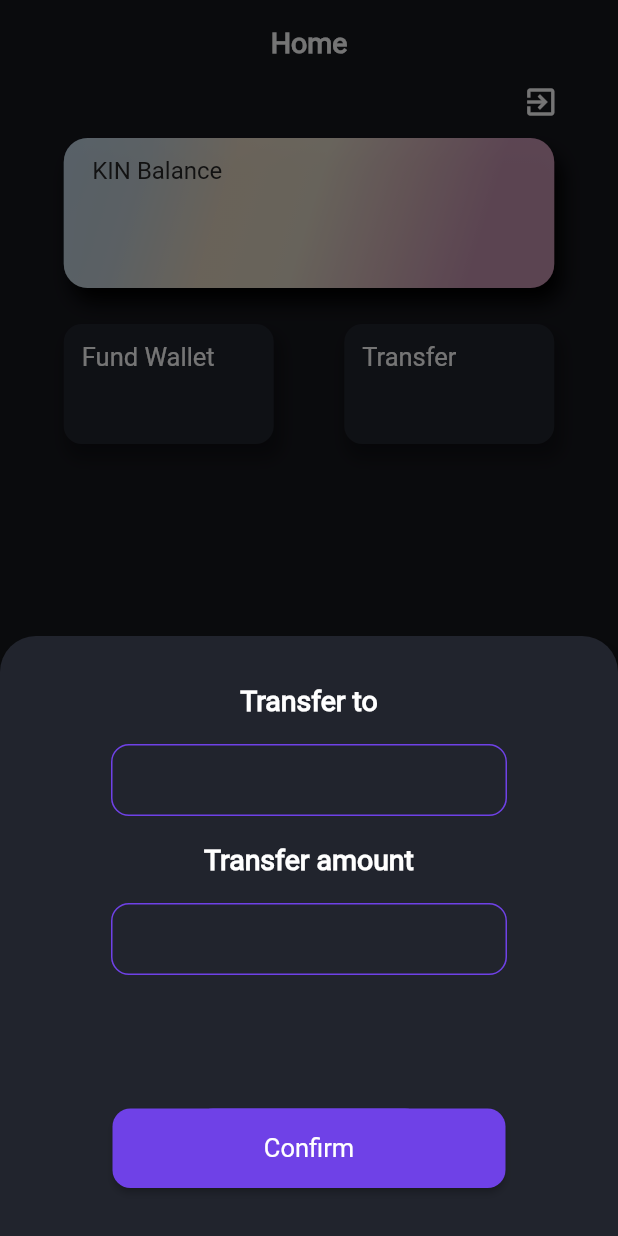
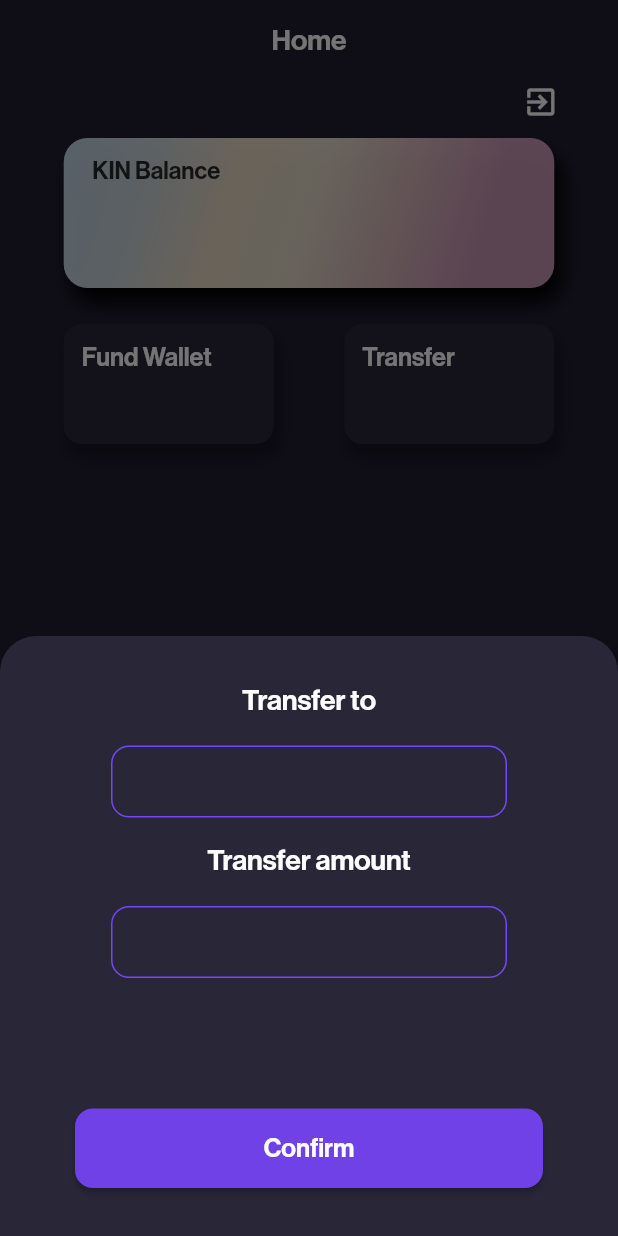
Before and after one commit to kin-starters/kinetic-flutter-wallet, a Flutter app: the MyHomePage screen opened by its route, after a tap on "Transfer", on a phone screen of 412 x 824 dp. Run offline on Flutter 3.47's test engine with Material 2 defaults, Android fonts, the phone set to English and light mode, and no system bars; our stand-ins replace flutter_svg, shared_preferences; missing offline and left inert: kinetic; accounts and stored records are empty.

Commit message:
updated ui to the new branding

```diff
--- a/lib/constants.dart
+++ b/lib/constants.dart
@@ -1,8 +1,8 @@
 import 'package:flutter/material.dart';
 
-const Color kBcgrndColor = Color(0xff16171D);
-const Color kPurpleKin = Color(0xff6F41E7);
-const Color kGrey = Color(0xff21242D);
+const Color kBcgrndColor = Color(0xff211d30);
+const Color kPurpleKin = Color(0xff7546f6);
+const Color kGrey = Color(0xff292638);
 const Color kLighGrey = Color(0xffA7AEBF);
 const Color kDarkGrey = Color(0xff272727);
 showLoadingDialog(BuildContext context) {
@@ -139,7 +139,7 @@ showModalButtom(
                   ...widgets!,
                   const Spacer(),
                   SizedBox(
-                    width: MediaQuery.of(context).size.width - 150,
+                    width: MediaQuery.of(context).size.width - 100,
                     height: 53,
                     child: ElevatedButton(
                       style: OutlinedButton.styleFrom(
@@ -149,14 +149,6 @@ showModalButtom(
                       onPressed: () async {
                         callback();
                       },
-                      child: Container(
-                        width: 152,
-                        height: 53,
-                        decoration: const BoxDecoration(
-                            color: kPurpleKin,
-                            //  border: Border.all(width: 2.2, color: kPurpleKin),
-                            borderRadius:
-                                BorderRadius.all(Radius.circular(12))),
                       child: Center(
                         child: Text(
                           buttonTex,
@@ -164,7 +156,6 @@ showModalButtom(
                               fontSize: 17.0,
                               fontWeight: FontWeight.w500,
                               color: Colors.white),
-                          ),
                         ),
                       ),
                     ),
--- a/lib/home-page.dart
+++ b/lib/home-page.dart
@@ -161,7 +161,7 @@ class _MyHomePageState extends State<MyHomePage> {
                           style: TextStyle(
                               fontSize: 16,
                               fontWeight: FontWeight.w400,
-                              fontFamily: 'Roboto',
+                              fontFamily: 'NeueHaasDisplayBold',
                               color: kDarkGrey),
                         ),
                         Text(
@@ -169,7 +169,7 @@ class _MyHomePageState extends State<MyHomePage> {
                           style: const TextStyle(
                               fontSize: 35.0,
                               fontWeight: FontWeight.w600,
-                              fontFamily: 'Roboto',
+                              fontFamily: 'NeueHaasDisplayBold',
                               color: Colors.black),
                         ),
                       ],
@@ -235,7 +235,7 @@ class _MyHomePageState extends State<MyHomePage> {
                       child: Text(
                         "Fund Wallet",
                         style: TextStyle(
-                            fontFamily: 'Roboto',
+                            fontFamily: 'NeueHaasDisplayBold',
                             fontSize: 17,
                             fontWeight: FontWeight.w400,
                             color: Colors.white),
@@ -352,7 +352,7 @@ class _MyHomePageState extends State<MyHomePage> {
                       child: Text(
                         "Transfer",
                         style: TextStyle(
-                            fontFamily: 'Roboto',
+                            fontFamily: 'NeueHaasDisplayBold',
                             fontSize: 17,
                             fontWeight: FontWeight.w400,
                             color: Colors.white),
--- a/lib/main.dart
+++ b/lib/main.dart
@@ -52,7 +52,7 @@ class _MyAppState extends State<MyApp> {
               800: kPurpleKin,
               900: kPurpleKin,
             }),
-            fontFamily: 'Roboto'),
+            fontFamily: 'NeueHaasDisplayBold'),
         routes: {
           MyHomePage.pageId: (_) => const MyHomePage(),
           Welcom.pageId: (_) => const Welcom(),
--- a/lib/screens/widgets/seed_phrase.dart
+++ b/lib/screens/widgets/seed_phrase.dart
@@ -26,7 +26,9 @@ class SeedText extends StatelessWidget {
           phrase,
           textAlign: TextAlign.center,
           style: const TextStyle(
-              fontSize: 17, color: Colors.white, fontFamily: 'Roboto'),
+              fontSize: 17,
+              color: Colors.white,
+              fontFamily: 'NeueHaasDisplayBold'),
         ),
       ),
     );
--- a/pubspec.yaml
+++ b/pubspec.yaml
@@ -81,9 +81,9 @@ flutter:
   # list giving the asset and other descriptors for the font. For
   # example:
   fonts:
-    - family: "Roboto"
+    - family: "NeueHaasDisplayBold"
       fonts:
-        - asset: assets/Roboto-Regular.ttf
+        - asset: assets/NeueHaasDisplayMediu.ttf
   #       - asset: fonts/Schyler-Italic.ttf
   #         style: italic
   #   - family: Trajan Pro
```
Also changed, not shown: lib/screens/fill_up_seed.dart (+0 -9 lines), lib/screens/welcom.dart (+3 -12 lines), assets/NeueHaasDisplayMediu.ttf (added), assets/Roboto-Regular.ttf (deleted), assets/kin-logo-violet-aboveicon.svg (added). Lines whose indentation alone changed are shown as unchanged.
